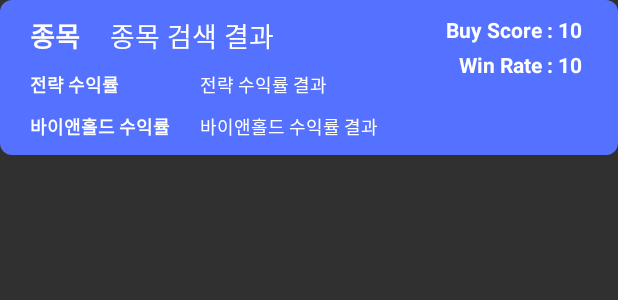
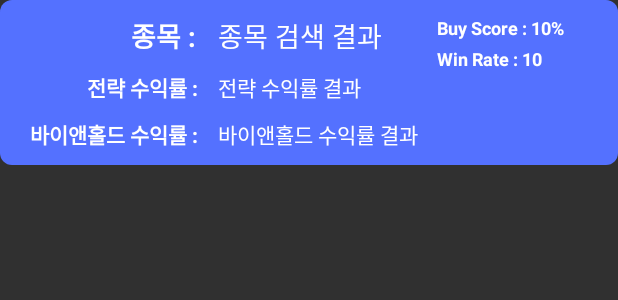
Before and after one commit to b1ctory/Trading-Bot-Mobile, an Android app: the layout item_search_result.xml on its own in the app's theme, with its tools: preview values and no code run, on a phone screen of 412 x 824 dp. Shown: the top 300 px of the screen. Run offline under Robolectric (Android 15) with nearby library versions, the phone set to English and light mode, and no system bars.

Commit message:
update: constraints for item_search_result.xml

```diff
--- a/Android/app/src/main/res/layout/item_search_result.xml
+++ b/Android/app/src/main/res/layout/item_search_result.xml
@@ -12,12 +12,13 @@
         android:id="@+id/textview_ticker_name"
         android:layout_width="wrap_content"
         android:layout_height="wrap_content"
-        android:text="종목"
+        android:text="종목 : "
         android:textStyle="bold"
         android:layout_marginStart="20dp"
         android:textSize="18sp"
         android:textColor="@color/white"
         app:layout_constraintTop_toTopOf="parent"
+        app:layout_constraintEnd_toEndOf="@id/textview_buy_and_hold_income"
         tools:ignore="MissingConstraints" />
 
     <TextView
@@ -25,7 +26,7 @@
         android:layout_width="wrap_content"
         android:layout_height="wrap_content"
         android:text="종목 검색 결과"
-        android:layout_marginStart="20dp"
+        android:layout_marginStart="10dp"
         android:textSize="18sp"
         android:textColor="@color/white"
         app:layout_constraintLeft_toRightOf="@+id/textview_ticker_name"
@@ -35,9 +36,9 @@
         android:id="@+id/textview_buyscore"
         android:layout_width="wrap_content"
         android:layout_height="wrap_content"
-        android:text="Buy Score : 10"
-        android:layout_marginEnd="4dp"
-        android:textSize="14sp"
+        android:text="Buy Score : 10%"
+        android:layout_marginEnd="16dp"
+        android:textSize="12sp"
         android:textStyle="bold"
         android:textColor="@color/white"
         app:layout_constraintRight_toRightOf="parent"
@@ -48,10 +49,10 @@
         android:layout_width="wrap_content"
         android:layout_height="wrap_content"
         android:text="Win Rate : 10"
-        android:layout_marginEnd="4dp"
-        android:textSize="14sp"
+        android:textSize="12sp"
         android:textStyle="bold"
         android:textColor="@color/white"
+        app:layout_constraintStart_toStartOf="@+id/textview_buyscore"
         app:layout_constraintRight_toRightOf="parent"
         app:layout_constraintTop_toBottomOf="@id/textview_buyscore"
         android:layout_marginTop="4dp"
@@ -61,12 +62,13 @@
         android:id="@+id/textview_strategy_return"
         android:layout_width="wrap_content"
         android:layout_height="wrap_content"
-        android:text="전략 수익률"
+        android:text="전략 수익률 : "
         android:textStyle="bold"
         android:layout_marginTop="10dp"
         android:layout_marginLeft="20dp"
-        android:textSize="12sp"
+        android:textSize="14sp"
         android:textColor="@color/white"
+        app:layout_constraintEnd_toEndOf="@id/textview_buy_and_hold_income"
         app:layout_constraintTop_toBottomOf="@id/textview_ticker_name"
         tools:ignore="MissingConstraints" />
 
@@ -76,10 +78,9 @@
         android:layout_height="wrap_content"
         android:text="전략 수익률 결과"
         android:layout_marginTop="10dp"
-        android:layout_marginStart="20dp"
-        android:textSize="12sp"
+        android:layout_marginStart="10dp"
+        android:textSize="14sp"
         android:textColor="@color/white"
-        app:layout_constraintRight_toRightOf="@id/textview_buy_and_hold_income_result"
         app:layout_constraintLeft_toRightOf="@id/textview_strategy_return"
         app:layout_constraintTop_toBottomOf="@id/textview_ticker_name_result"
         tools:ignore="MissingConstraints" />
@@ -88,11 +89,11 @@
         android:id="@+id/textview_buy_and_hold_income"
         android:layout_width="wrap_content"
         android:layout_height="wrap_content"
-        android:text="바이앤홀드 수익률"
+        android:text="바이앤홀드 수익률 : "
         android:textStyle="bold"
         android:layout_marginTop="10dp"
         android:layout_marginLeft="20dp"
-        android:textSize="12sp"
+        android:textSize="14sp"
         android:textColor="@color/white"
         app:layout_constraintTop_toBottomOf="@id/textview_strategy_return"
         tools:ignore="MissingConstraints" />
@@ -103,8 +104,8 @@
         android:layout_height="wrap_content"
         android:text="바이앤홀드 수익률 결과"
         android:layout_marginTop="10dp"
-        android:layout_marginStart="20dp"
-        android:textSize="12sp"
+        android:layout_marginStart="10dp"
+        android:textSize="14sp"
         android:textColor="@color/white"
         app:layout_constraintLeft_toRightOf="@id/textview_buy_and_hold_income"
         app:layout_constraintTop_toBottomOf="@id/textview_strategy_return_result"
```
